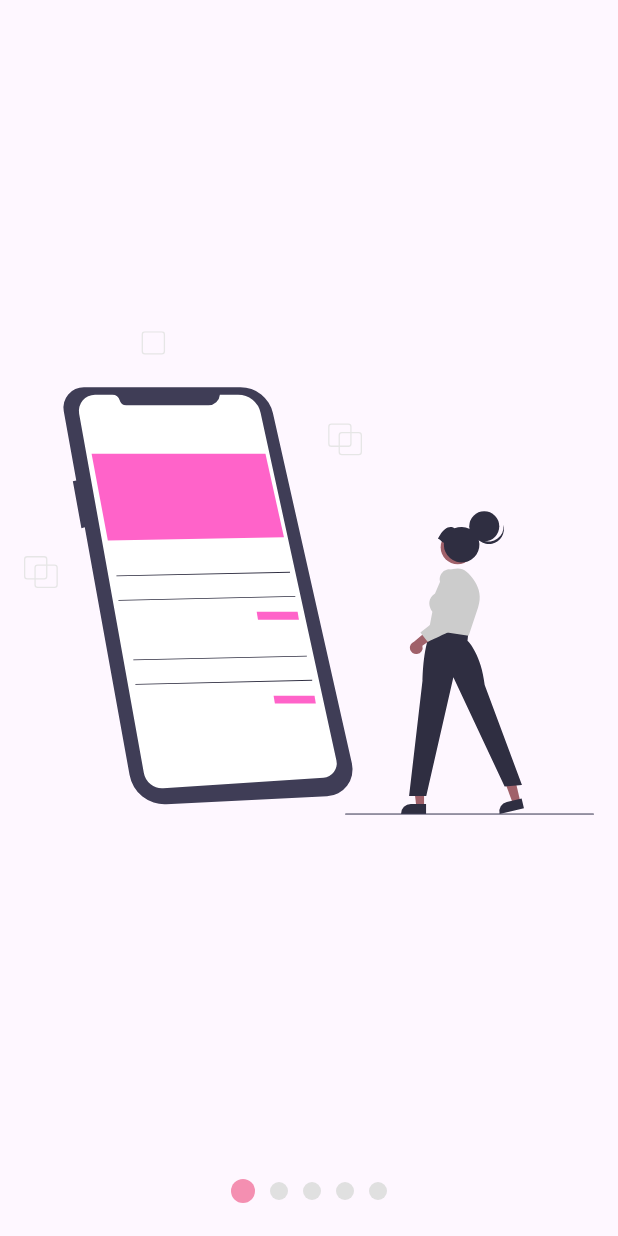
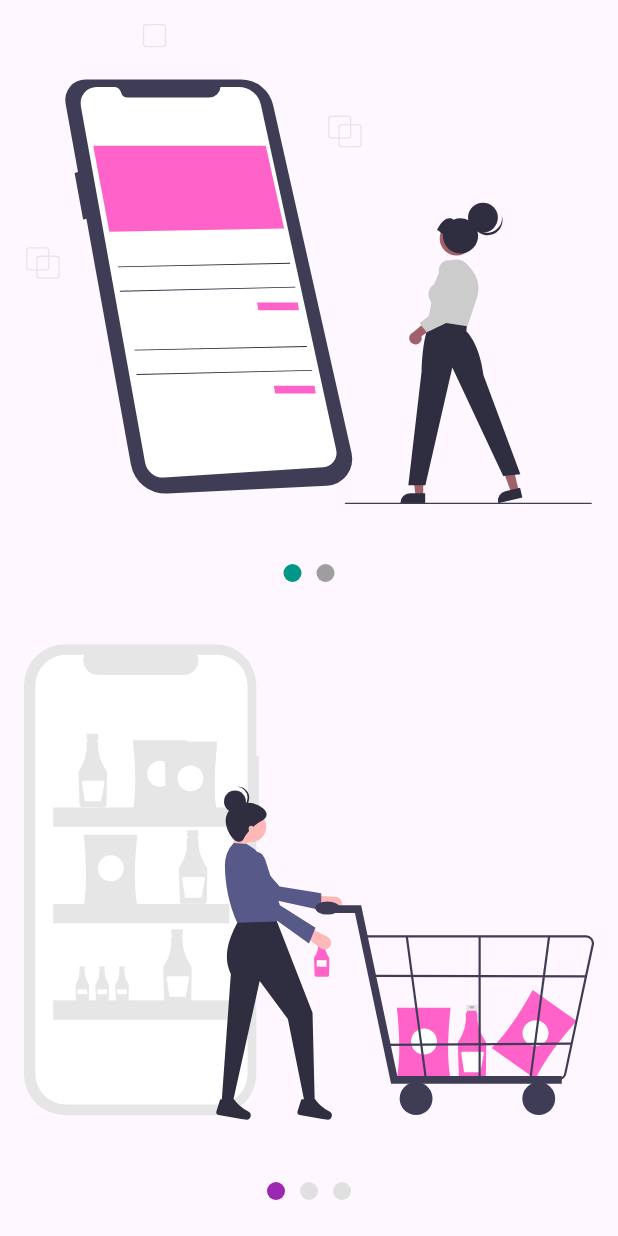
Before and after one commit to alexglzrys/flutter_slideshow_with_pageview, a Flutter app: the screen it shows after launch, on a phone screen of 412 x 824 dp. Run offline on Flutter 3.47's test engine with Material 3 defaults, Android fonts, the phone set to English and light mode, and no system bars; our stand-ins replace flutter_svg.

Commit message:
colocar dos Slideshows en la misma pantalla

```diff
--- a/lib/main.dart
+++ b/lib/main.dart
@@ -1,6 +1,7 @@
 import 'package:flutter/material.dart';
 // import 'package:slideshow_flutter_app/screens/home_screen.dart';
-import 'package:slideshow_flutter_app/screens/lab_screen.dart';
+// import 'package:slideshow_flutter_app/screens/lab_screen.dart';
+import 'package:slideshow_flutter_app/screens/two_slideshow_screen.dart';
 
 void main() => runApp(const SlideshowApp());
 
@@ -13,7 +14,8 @@ class SlideshowApp extends StatelessWidget {
       debugShowCheckedModeBanner: false,
       title: 'Slideshow App',
       // home: HomeScreen(),
-      home: LabScreen(),
+      // home: LabScreen(),
+      home: TwoSlideshowScreen(),
     );
   }
 }
--- /dev/null
+++ b/lib/screens/two_slideshow_screen.dart
@@ -0,0 +1,43 @@
+import 'package:flutter/material.dart';
+import 'package:flutter_svg/flutter_svg.dart';
+import 'package:slideshow_flutter_app/components/slideshow.dart';
+
+// Widget que representa una página con dos slideshow (pageView)
+class TwoSlideshowScreen extends StatelessWidget {
+  const TwoSlideshowScreen({super.key});
+
+  @override
+  Widget build(BuildContext context) {
+    return Scaffold(
+      body: Column(
+        children: [
+          // PageView trata de ocupar todo el espacio disponible en la pantalla, sin embargo como existe más contenido en la misma, es importante definir de forma explicita el tamaño o área que ocuapra
+          // para ello se usa Expanden, en este sentido ambiso usarán el 50% dek alto de la pantalla, y el 100% del ancho de la misma
+          Expanded(
+            // Primer Slideshow
+            child: Slideshow(
+              slides: [
+                SvgPicture.asset('assets/svg/01.svg'),
+                SvgPicture.asset('assets/svg/02.svg'),
+              ],
+              buttonPrimaryColor: Colors.teal,
+              buttonSecondaryColor: Colors.grey[500]!,
+            ),
+          ),
+          Expanded(
+            // Segundo Slideshow
+            child: Slideshow(
+              slides: [
+                SvgPicture.asset('assets/svg/03.svg'),
+                SvgPicture.asset('assets/svg/04.svg'),
+                SvgPicture.asset('assets/svg/05.svg'),
+              ],
+              buttonPrimaryColor: Colors.purple,
+              buttonSecondaryColor: Colors.grey[300]!,
+            ),
+          ),
+        ],
+      ),
+    );
+  }
+}
```
